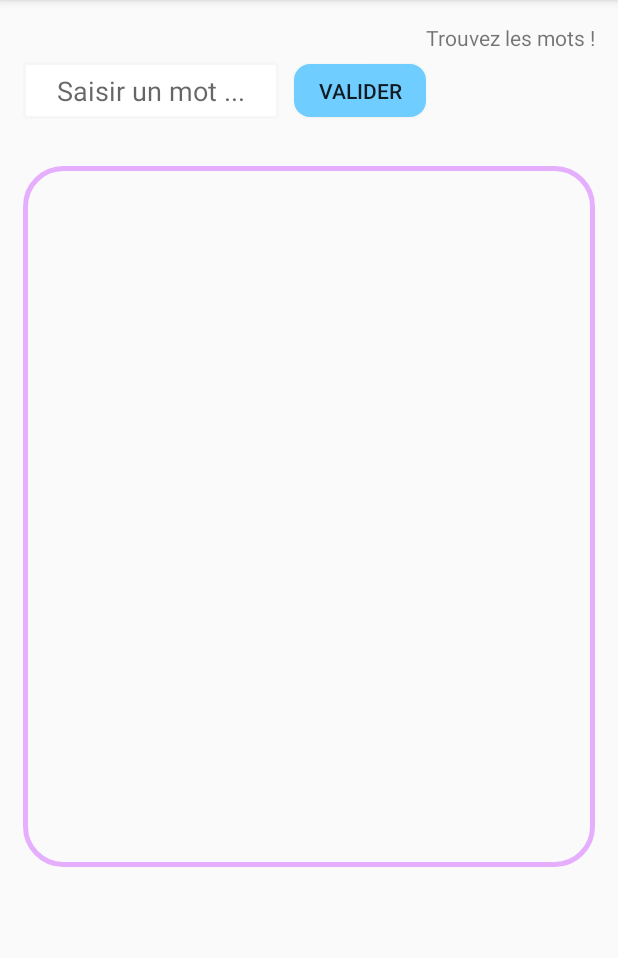
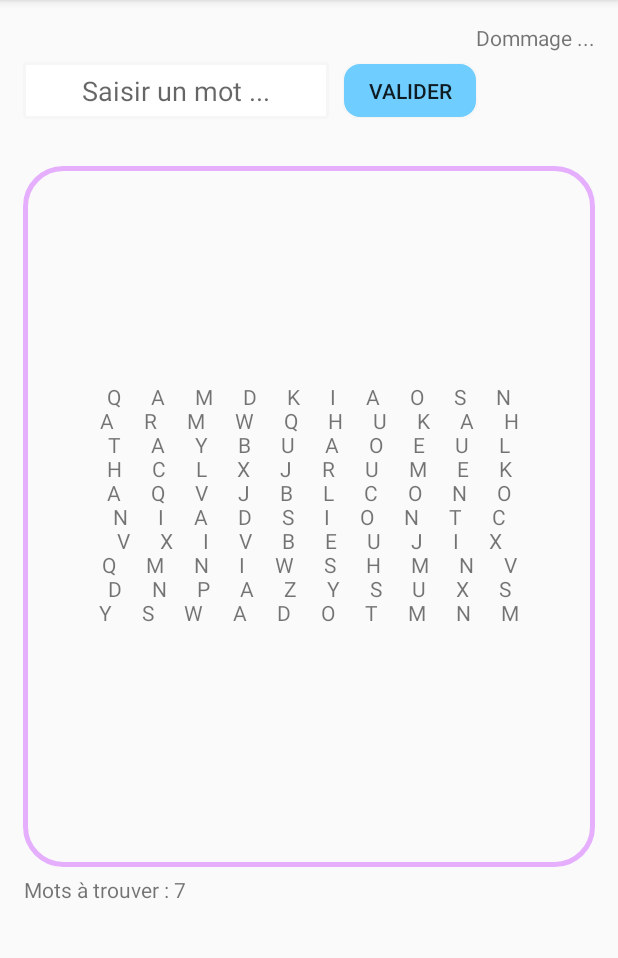
Before and after one commit to leger50/meliMelo, an Android app: the JeuNormalActivity screen opened directly, with no data from a screen before it, after a tap on "VALIDER", on a phone screen of 412 x 824 dp, the part 84-1042 px from its top. Run offline under Robolectric (Android 15) with nearby library versions, the phone set to English and light mode, and no system bars; our stand-ins replace Room's generated code; libraries missing offline, so code that uses them is left out: android.arch.persistence; 1 statement that could not run was skipped.

Commit message:
fix pb classes similaires + suppression dossier Views

```diff
--- a/app/src/main/java/charldevelopment/melimelo/activities/JeuNormalActivity.java
+++ b/app/src/main/java/charldevelopment/melimelo/activities/JeuNormalActivity.java
@@ -10,7 +10,6 @@
 import android.view.inputmethod.InputMethodManager;
 import android.widget.ArrayAdapter;
 import android.widget.Button;
-import android.widget.Toast;
 import android.widget.EditText;
 import android.widget.GridView;
 
@@ -29,6 +28,7 @@
 
 import charldevelopment.melimelo.R;
 import charldevelopment.melimelo.classes.GrilleJeu;
+import charldevelopment.melimelo.classes.MotJeu;
 import charldevelopment.melimelo.database.models.Mot;
 import charldevelopment.melimelo.database.repositories.MotRepository;
 
@@ -53,20 +53,34 @@
         // TODO : mettre en place
         this.recupererListeMots();
 
+        /*Partie grille de jeu*/
+        this.grille = new GrilleJeu(10);
+
+        TextView textView = (TextView) findViewById(R.id.view_jeu);
+        textView.setText(this.grille.toStringActivity());
+
+        this.listeMotInsere = this.grille.getListeMot();
+
+        this.compteur = (TextView) findViewById(R.id.view_compteur);
+        this.compteur.setText("Mots à trouver : "+listeMotInsere.size());
+
+        this.resultat = (TextView) findViewById(R.id.view_resultat);
+        this.motTrouve = (GridView) findViewById(R.id.word_find);
+
     }
 
     @Override
     public void onClick(View v){
 
         switch (v.getId()){
-            case R.id.btn_play:
+            case R.id.activityJeuNormal_btnValiderMot:
                 EditText reponse = (EditText) findViewById(R.id.saisieMot);
                 String mot = reponse.getText().toString();
 
-                Iterator<Map.Entry<String, charldevelopment.melimelo.classes.Mot>> iterator2 = this.listeMotInsere.entrySet().iterator();
+                Iterator<Map.Entry<String, MotJeu>> iterator2 = this.listeMotInsere.entrySet().iterator();
                 boolean isFound = false;
                 while (iterator2.hasNext() && !isFound) {
-                    Map.Entry<String, charldevelopment.melimelo.classes.Mot> motInsere = (Map.Entry<String, charldevelopment.melimelo.classes.Mot>) iterator2.next();
+                    Map.Entry<String, MotJeu> motInsere = iterator2.next();
 
                     if(motInsere.getValue().getMot().equals(mot)){
                         isFound = true;
--- a/app/src/main/java/charldevelopment/melimelo/classes/GrilleJeu.java
+++ b/app/src/main/java/charldevelopment/melimelo/classes/GrilleJeu.java
@@ -10,7 +10,7 @@
     private static final int NBMETHODE = 2;
     private static final String[] ALPHABET = {"A","B","C","D","E","F","G","H","I","J","K","L","M","N","O","P","Q","R","S","T","U","V","W","X","Y","Z"};
     private static final String MARQUE_VIDE = ".";
-    private HashMap<Integer, Mot> listeMot;
+    private HashMap<Integer, MotJeu> listeMot;
     private final int NBMOT = 10;
 
     public GrilleJeu(int TAILLE) {
@@ -120,7 +120,7 @@
         }
 
         int id = this.listeMot.size();
-        this.listeMot.put(id,new charldevelopment.melimelo.classes.Mot(id,mot,ligne,colonne,mot.length(),false));
+        this.listeMot.put(id,new MotJeu(id,mot,ligne,colonne,mot.length(),false));
         return true;
     }
 
@@ -161,7 +161,7 @@
         }
 
         int id = this.listeMot.size();
-        this.listeMot.put(id,new charldevelopment.melimelo.classes.Mot(id,mot,ligne,colonne,mot.length(),false));
+        this.listeMot.put(id,new MotJeu(id,mot,ligne,colonne,mot.length(),false));
         return true;
     }
 
--- a/app/src/main/java/charldevelopment/melimelo/classes/Mot.java
+++ b/app/src/main/java/charldevelopment/melimelo/classes/MotJeu.java
@@ -1,6 +1,6 @@
 package charldevelopment.melimelo.classes;
 
-public class Mot {
+public class MotJeu {
 
     private int id;
     private String mot;
@@ -9,7 +9,7 @@
     private int longeur;
     private boolean isligne;
 
-    public Mot(int id, String mot, int ligne, int colonne, int longeur,boolean isLigne) {
+    public MotJeu(int id, String mot, int ligne, int colonne, int longeur, boolean isLigne) {
         this.id = id;
         this.mot = mot;
         this.ligne = ligne;
--- a/app/src/main/java/charldevelopment/melimelo/database/models/Mot.java
+++ b/app/src/main/java/charldevelopment/melimelo/database/models/Mot.java
@@ -38,7 +38,7 @@
 
     @Override
     public String toString() {
-        final StringBuilder chaine = new StringBuilder("Mot{");
+        final StringBuilder chaine = new StringBuilder("MotJeu{");
         chaine.append("id=").append(id);
         chaine.append(", texte='").append(texte).append('\'');
         chaine.append('}');
```
Also changed, not shown: app/src/main/java/charldevelopment/melimelo/views/GrilleJeuView.java (deleted, +0 -20 lines), app/src/main/java/charldevelopment/melimelo/views/MotViewModel.java (deleted, +0 -31 lines).
